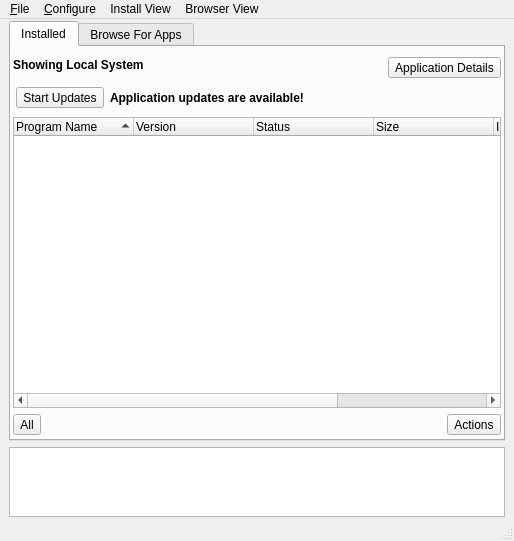
trueos/pcbsd, file src-qt4/pc-softwaremanager/mainUI.ui: the form before one commit.
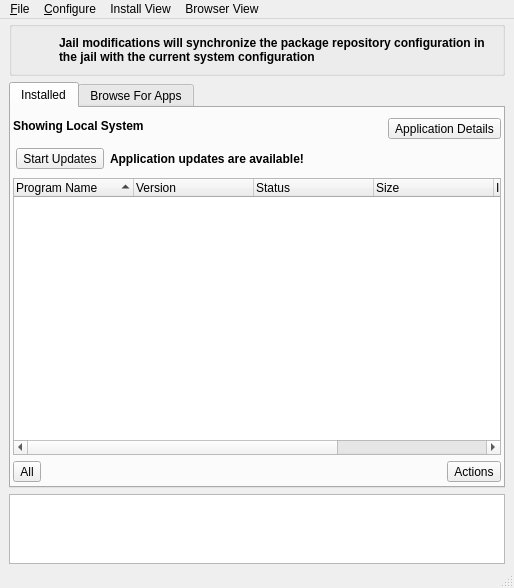
The form after the commit. Icons and pictures are not drawn.

Commit message: Make sure a warning about jail pkg repo configuration is shown if there are running jails detected.

Diff of the .ui file:
```diff
--- a/src-qt4/pc-softwaremanager/mainUI.ui
+++ b/src-qt4/pc-softwaremanager/mainUI.ui
@@ -40,6 +40,56 @@
     <property name="bottomMargin">
      <number>2</number>
     </property>
+    <item>
+     <widget class="QGroupBox" name="group_jailwarn">
+      <property name="title">
+       <string/>
+      </property>
+      <layout class="QHBoxLayout" name="horizontalLayout_10">
+       <item>
+        <widget class="QLabel" name="label_2">
+         <property name="sizePolicy">
+          <sizepolicy hsizetype="Fixed" vsizetype="Fixed">
+           <horstretch>0</horstretch>
+           <verstretch>0</verstretch>
+          </sizepolicy>
+         </property>
+         <property name="maximumSize">
+          <size>
+           <width>32</width>
+           <height>32</height>
+          </size>
+         </property>
+         <property name="text">
+          <string/>
+         </property>
+         <property name="pixmap">
+          <pixmap resource="SoftwareManager.qrc">:/icons/info-tips.png</pixmap>
+         </property>
+         <property name="scaledContents">
+          <bool>true</bool>
+         </property>
+        </widget>
+       </item>
+       <item>
+        <widget class="QLabel" name="label">
+         <property name="font">
+          <font>
+           <weight>75</weight>
+           <bold>true</bold>
+          </font>
+         </property>
+         <property name="text">
+          <string>Jail modifications will synchronize the package repository configuration in the jail with the current system configuration</string>
+         </property>
+         <property name="wordWrap">
+          <bool>true</bool>
+         </property>
+        </widget>
+       </item>
+      </layout>
+     </widget>
+    </item>
     <item>
      <widget class="QTabWidget" name="tabWidget">
       <property name="currentIndex">
```
The commit also changes 1 other file.
